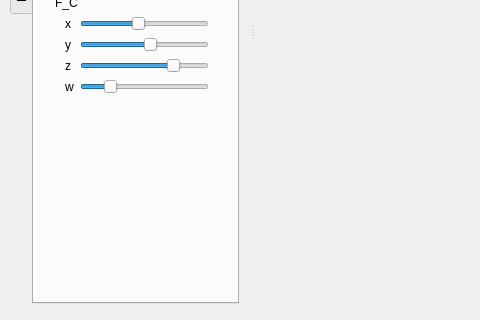
Above: src/support/mainwindow.ui from pporfilio/PAKPAK before the change; both pictures show x 0 to 480 and y 280 to 600 of the 800 by 600 pixel window. Below: the same form after it.
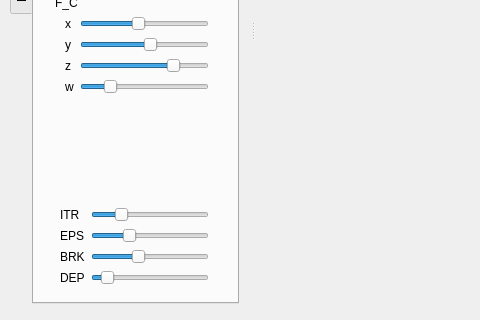
That is the form after the change. Custom widgets are drawn as their Qt base class.

```diff
--- a/src/support/mainwindow.ui
+++ b/src/support/mainwindow.ui
@@ -231,19 +231,6 @@
           </property>
          </widget>
         </item>
-        <item>
-         <spacer name="verticalSpacer_2">
-          <property name="orientation">
-           <enum>Qt::Vertical</enum>
-          </property>
-          <property name="sizeHint" stdset="0">
-           <size>
-            <width>20</width>
-            <height>10</height>
-           </size>
-          </property>
-         </spacer>
-        </item>
         <item>
          <widget class="QLabel" name="F_C_Group_label">
           <property name="text">
@@ -364,11 +351,128 @@
           <property name="sizeHint" stdset="0">
            <size>
             <width>20</width>
-            <height>250</height>
+            <height>100</height>
            </size>
           </property>
          </spacer>
         </item>
+        <item>
+         <layout class="QGridLayout" name="gridLayout_4">
+          <property name="leftMargin">
+           <number>5</number>
+          </property>
+          <property name="topMargin">
+           <number>0</number>
+          </property>
+          <property name="rightMargin">
+           <number>5</number>
+          </property>
+          <item row="0" column="1">
+           <widget class="QSlider" name="ITR_slider">
+            <property name="minimum">
+             <number>100</number>
+            </property>
+            <property name="maximum">
+             <number>1000</number>
+            </property>
+            <property name="singleStep">
+             <number>10</number>
+            </property>
+            <property name="pageStep">
+             <number>100</number>
+            </property>
+            <property name="value">
+             <number>300</number>
+            </property>
+            <property name="orientation">
+             <enum>Qt::Horizontal</enum>
+            </property>
+           </widget>
+          </item>
+          <item row="1" column="1">
+           <widget class="QSlider" name="EPS_slider">
+            <property name="minimum">
+             <number>1</number>
+            </property>
+            <property name="maximum">
+             <number>10000</number>
+            </property>
+            <property name="singleStep">
+             <number>100</number>
+            </property>
+            <property name="pageStep">
+             <number>1000</number>
+            </property>
+            <property name="value">
+             <number>3000</number>
+            </property>
+            <property name="orientation">
+             <enum>Qt::Horizontal</enum>
+            </property>
+           </widget>
+          </item>
+          <item row="2" column="1">
+           <widget class="QSlider" name="BRK_slider">
+            <property name="minimum">
+             <number>10</number>
+            </property>
+            <property name="maximum">
+             <number>500</number>
+            </property>
+            <property name="value">
+             <number>200</number>
+            </property>
+            <property name="orientation">
+             <enum>Qt::Horizontal</enum>
+            </property>
+           </widget>
+          </item>
+          <item row="0" column="0">
+           <widget class="QLabel" name="ITR_label">
+            <property name="text">
+             <string>ITR</string>
+            </property>
+           </widget>
+          </item>
+          <item row="1" column="0">
+           <widget class="QLabel" name="EPS_label">
+            <property name="text">
+             <string>EPS</string>
+            </property>
+           </widget>
+          </item>
+          <item row="2" column="0">
+           <widget class="QLabel" name="BRK_label">
+            <property name="text">
+             <string>BRK</string>
+            </property>
+           </widget>
+          </item>
+          <item row="3" column="1">
+           <widget class="QSlider" name="DEP_slider">
+            <property name="minimum">
+             <number>1</number>
+            </property>
+            <property name="maximum">
+             <number>100</number>
+            </property>
+            <property name="value">
+             <number>10</number>
+            </property>
+            <property name="orientation">
+             <enum>Qt::Horizontal</enum>
+            </property>
+           </widget>
+          </item>
+          <item row="3" column="0">
+           <widget class="QLabel" name="DEP_label">
+            <property name="text">
+             <string>DEP</string>
+            </property>
+           </widget>
+          </item>
+         </layout>
+        </item>
        </layout>
       </widget>
      </widget>
```
Left out of the diff: 47 changed lines with no effect on the pictures.
